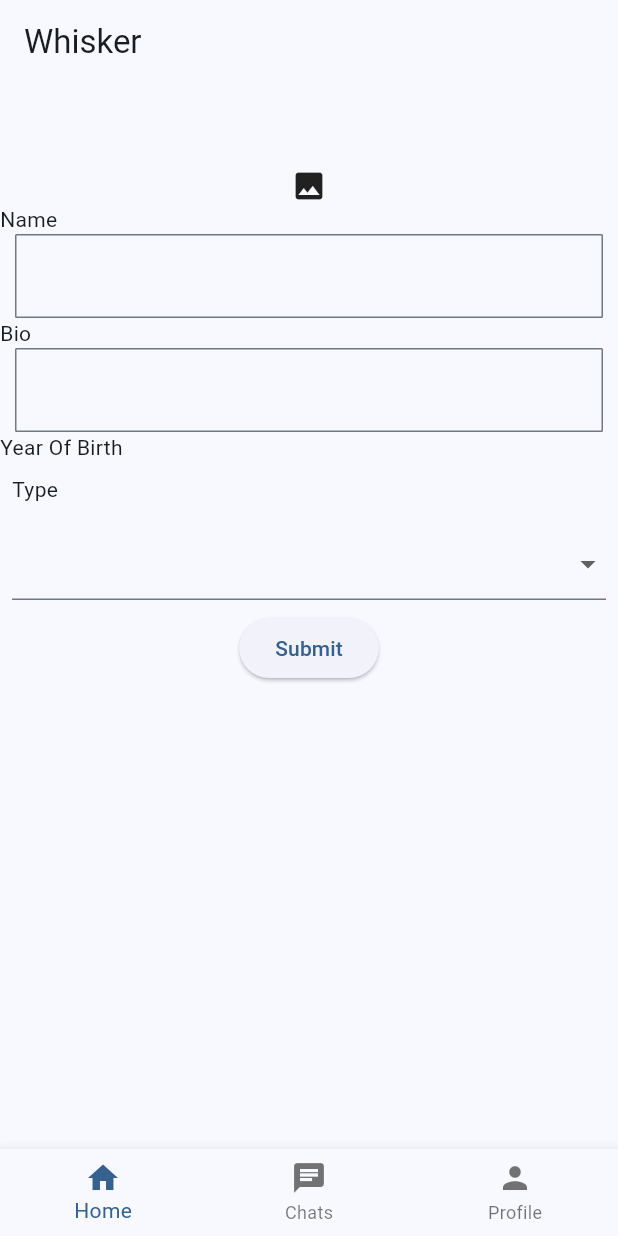
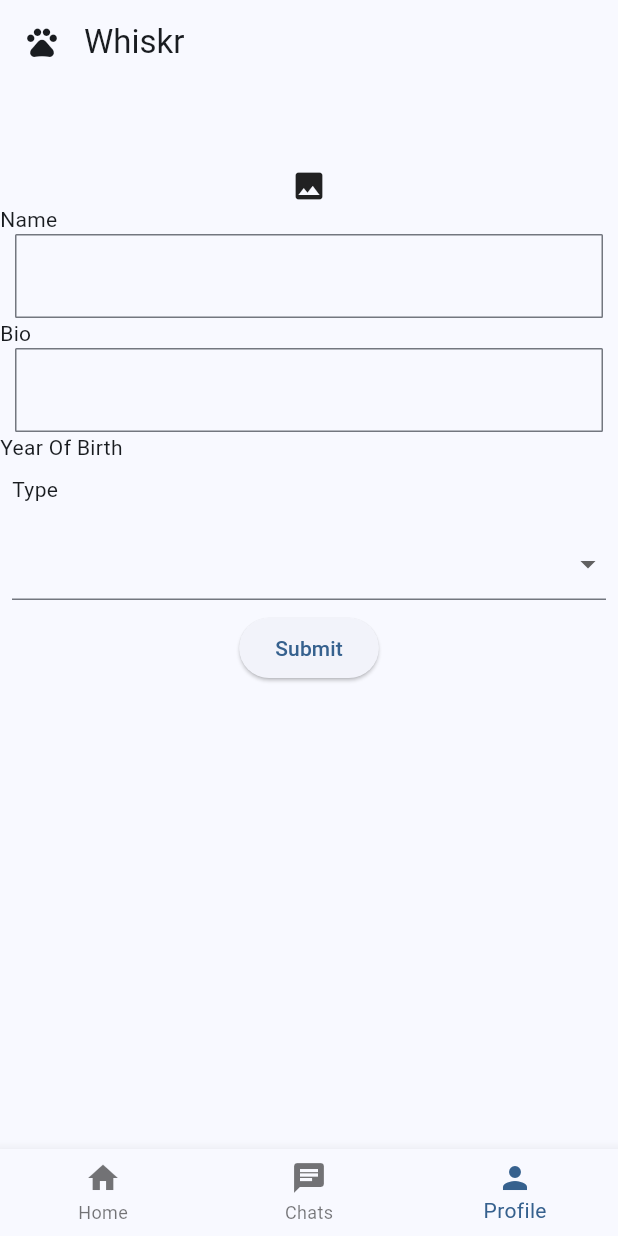
Before and after one commit to salemhaddara/whiskr, a Flutter app: the screen it shows after launch, item 3 of the bottom bar chosen, on a phone screen of 412 x 824 dp. Run offline on Flutter 3.47's test engine with Material 3 defaults, Android fonts, the phone set to English and light mode, and no system bars; our stand-ins replace carousel_slider, cloud_firestore, firebase_auth, firebase_core, firebase_storage, go_router and 4 more; missing offline and left inert: dart:ffi, firebase_ui_auth; accounts and stored records are empty.

Commit message:
Improve navigation and add iOS support.

```diff
--- a/lib/router.dart
+++ b/lib/router.dart
@@ -2,9 +2,7 @@ import 'package:firebase_auth/firebase_auth.dart';
 import 'package:go_router/go_router.dart';
 import 'package:whiskr/view/home_page.dart';
 import 'package:whiskr/view/profile_details_page.dart';
-import 'package:whiskr/view/profile_page.dart';
 
-import 'chats/conversations_screen.dart';
 import 'model/profile.dart';
 import 'view/auth_page.dart';
 
@@ -24,12 +22,9 @@ final GoRouter router = GoRouter(
       path: '/auth',
       builder: (context, state) => const AuthPage(),
     ),
-    ShellRoute(
-      builder: (context, state, child) => RootView(child: child),
-      routes: [
     GoRoute(
       path: '/',
-          builder: (context, state) => const HomePage(),
+      builder: (context, state) => const RootView(),
       routes: [
         GoRoute(
           path: 'profile-details',
@@ -37,17 +32,7 @@ final GoRouter router = GoRouter(
             profile: state.extra as ProfileModel,
           ),
         ),
-          ],
-        ),
-        GoRoute(
-          path: '/chats',
-          builder: (context, state) => ConversationsScreen(),
-        ),
-        GoRoute(
-          path: '/profile',
-          builder: (context, state) => const ProfilePage(),
-        ),
-      ],
+      ]
     ),
   ],
 );
--- a/lib/view/home_page.dart
+++ b/lib/view/home_page.dart
@@ -5,29 +5,41 @@ import 'package:flutter/material.dart';
 import 'package:go_router/go_router.dart';
 import 'package:shimmer/shimmer.dart';
 import 'package:whiskr/model/profile.dart';
+import 'package:whiskr/view/profile_page.dart';
+
+import '../chats/conversations_screen.dart';
 
 class RootView extends StatefulWidget {
-  final Widget child;
 
-  const RootView({super.key, required this.child});
+  const RootView({super.key});
 
   @override
   State<RootView> createState() => _RootViewState();
 }
 
 class _RootViewState extends State<RootView> {
+  final PageController controller = PageController();
+  int index = 0;
+
+  @override
+  void dispose() {
+    controller.dispose();
+    super.dispose();
+  }
+
   @override
   Widget build(BuildContext context) {
     return Scaffold(
       bottomNavigationBar: BottomNavigationBar(
+        currentIndex: index,
         onTap: (index) {
-          if (index == 0) {
-            context.go('/');
-          } else if (index == 1) {
-            context.go('/chats');
-          } else if (index == 2) {
-            context.go('/profile');
-          }
+          this.index = index;
+          setState(() {});
+          controller.animateToPage(
+            index,
+            duration: const Duration(milliseconds: 300),
+            curve: Curves.easeOutQuart,
+          );
         },
         items: const [
           BottomNavigationBarItem(
@@ -45,9 +57,22 @@ class _RootViewState extends State<RootView> {
         ],
       ),
       appBar: AppBar(
-        title: const Text('Whisker'),
+        title: const Row(
+          children: [
+            Icon(Icons.pets),
+            SizedBox(width: 16),
+            Text('Whiskr'),
+          ],
+        ),
       ),
-      body: widget.child,
+      body: PageView(
+        controller: controller,
+        children: [
+          const HomePage(),
+          ConversationsScreen(),
+          const ProfilePage(),
+        ],
+      ),
     );
   }
 }
```
Also changed, not shown: 2 other files. Lines whose indentation alone changed are shown as unchanged.
